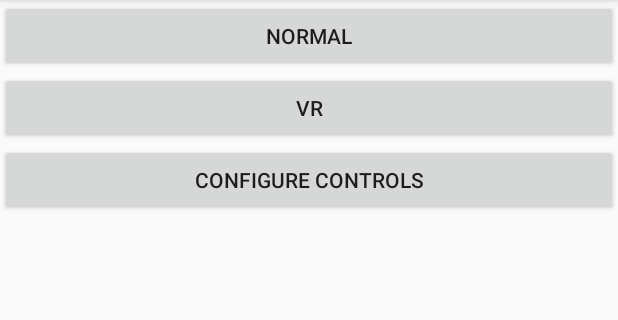
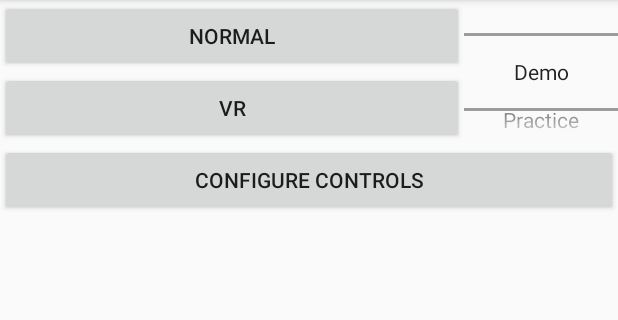
Before and after one commit to Ipsedo/ArenAI, an Android app: the screen it shows after launch (MainActivity), on a phone screen of 412 x 824 dp, the part 84-404 px from its top. Run offline under Robolectric (Android 15) with nearby library versions, the phone set to English and light mode, and no system bars.

Commit message:
level picker

```diff
--- a/app/src/main/java/com/samuelberrien/phyvr/MainActivity.java
+++ b/app/src/main/java/com/samuelberrien/phyvr/MainActivity.java
@@ -4,25 +4,42 @@ import android.content.Intent;
 import android.os.Bundle;
 import android.support.v7.app.AppCompatActivity;
 import android.view.View;
+import android.widget.NumberPicker;
 import com.samuelberrien.phyvr.controls.ControlActivity;
 import com.samuelberrien.phyvr.normal.PlayActivity;
 import com.samuelberrien.phyvr.vr.MyGvrActivity;
 
-public class MainActivity extends AppCompatActivity {
+public class MainActivity extends AppCompatActivity implements NumberPicker.OnValueChangeListener {
+
+	private int levelIdx;
+	public static final String levelIdxExtraStr = "Level_Idx";
 
 	@Override
 	protected void onCreate(Bundle savedInstanceState) {
 		super.onCreate(savedInstanceState);
 		setContentView(R.layout.activity_main);
+
+		String[] levelName = new String[]{"Demo", "Practice"};
+		NumberPicker levelPicker = findViewById(R.id.level_picker);
+		levelPicker.setMinValue(0);
+		levelPicker.setMaxValue(levelName.length - 1);
+		levelPicker.setDisplayedValues(levelName);
+		levelPicker.setValue(0);
+
+		levelIdx = 0;
+
+		levelPicker.setOnValueChangedListener(this);
 	}
 
 	public void normal(View v) {
 		Intent myIntent = new Intent(this, PlayActivity.class);
+		myIntent.putExtra(levelIdxExtraStr, levelIdx);
 		startActivity(myIntent);
 	}
 
 	public void vr(View v) {
 		Intent myIntent = new Intent(this, MyGvrActivity.class);
+		myIntent.putExtra(levelIdxExtraStr, levelIdx);
 		startActivity(myIntent);
 	}
 
@@ -30,4 +47,9 @@ public class MainActivity extends AppCompatActivity {
 		Intent myIntent = new Intent(this, ControlActivity.class);
 		startActivity(myIntent);
 	}
+
+	@Override
+	public void onValueChange(NumberPicker numberPicker, int oldVal, int newVal) {
+		levelIdx = newVal;
+	}
 }
--- a/app/src/main/java/com/samuelberrien/phyvr/normal/MyGLSurfaceView.java
+++ b/app/src/main/java/com/samuelberrien/phyvr/normal/MyGLSurfaceView.java
@@ -10,6 +10,7 @@ import android.opengl.Matrix;
 import android.util.AttributeSet;
 import android.view.KeyEvent;
 import android.view.MotionEvent;
+import com.samuelberrien.phyvr.MainActivity;
 import com.samuelberrien.phyvr.controls.Controls;
 import com.samuelberrien.phyvr.wrappers.MainWrappers;
 
@@ -49,7 +50,9 @@ public class MyGLSurfaceView extends GLSurfaceView implements GLSurfaceView.Rend
 	}
 
 	private void initWrappers() {
-		mainWrappers = new MainWrappers(getContext(), false);
+		mainWrappers = new MainWrappers(getContext(),
+				false,
+				((Activity) getContext()).getIntent().getIntExtra(MainActivity.levelIdxExtraStr, 0));
 	}
 
 	@Override
--- a/app/src/main/java/com/samuelberrien/phyvr/vr/MyGvrView.java
+++ b/app/src/main/java/com/samuelberrien/phyvr/vr/MyGvrView.java
@@ -1,5 +1,6 @@
 package com.samuelberrien.phyvr.vr;
 
+import android.app.Activity;
 import android.content.Context;
 import android.view.KeyEvent;
 import android.view.MotionEvent;
@@ -7,6 +8,7 @@ import com.google.vr.sdk.base.Eye;
 import com.google.vr.sdk.base.GvrView;
 import com.google.vr.sdk.base.HeadTransform;
 import com.google.vr.sdk.base.Viewport;
+import com.samuelberrien.phyvr.MainActivity;
 import com.samuelberrien.phyvr.controls.Controls;
 import com.samuelberrien.phyvr.wrappers.MainWrappers;
 
@@ -17,7 +19,9 @@ public class MyGvrView extends GvrView implements GvrView.StereoRenderer {
 	public MyGvrView(Context context) {
 		super(context);
 		setEGLContextClientVersion(2);
-		mainWrappers = new MainWrappers(getContext(), true);
+		mainWrappers = new MainWrappers(getContext(),
+				true,
+				((Activity) getContext()).getIntent().getIntExtra(MainActivity.levelIdxExtraStr, 0));
 		setRenderer(this);
 	}
 
--- a/app/src/main/res/layout/activity_main.xml
+++ b/app/src/main/res/layout/activity_main.xml
@@ -7,17 +7,35 @@
 		android:orientation="vertical"
 		tools:context=".MainActivity">
 
+	<LinearLayout
+			android:layout_width="match_parent"
+			android:layout_height="wrap_content"
+			android:orientation="horizontal">
+		<LinearLayout
+				android:layout_width="match_parent"
+				android:layout_height="wrap_content"
+				android:orientation="vertical"
+				android:layout_weight="0.25">
 			<Button
 				android:layout_width="match_parent"
 				android:layout_height="wrap_content"
 				android:text="Normal"
 				android:onClick="normal"/>
-
 			<Button
 					android:layout_width="match_parent"
 					android:layout_height="wrap_content"
 					android:text="VR"
 					android:onClick="vr"/>
+		</LinearLayout>
+
+
+		<NumberPicker
+				android:id="@+id/level_picker"
+				android:descendantFocusability="blocksDescendants"
+				android:layout_weight="0.75"
+				android:layout_width="match_parent"
+				android:layout_height="match_parent"/>
+	</LinearLayout>
 
 	<Button
 			android:layout_width="match_parent"
```
Also changed, not shown: app/src/main/java/com/samuelberrien/phyvr/wrappers/MainWrappers.java (+6 -3 lines), 1 other file. Lines whose indentation alone changed are shown as unchanged.
